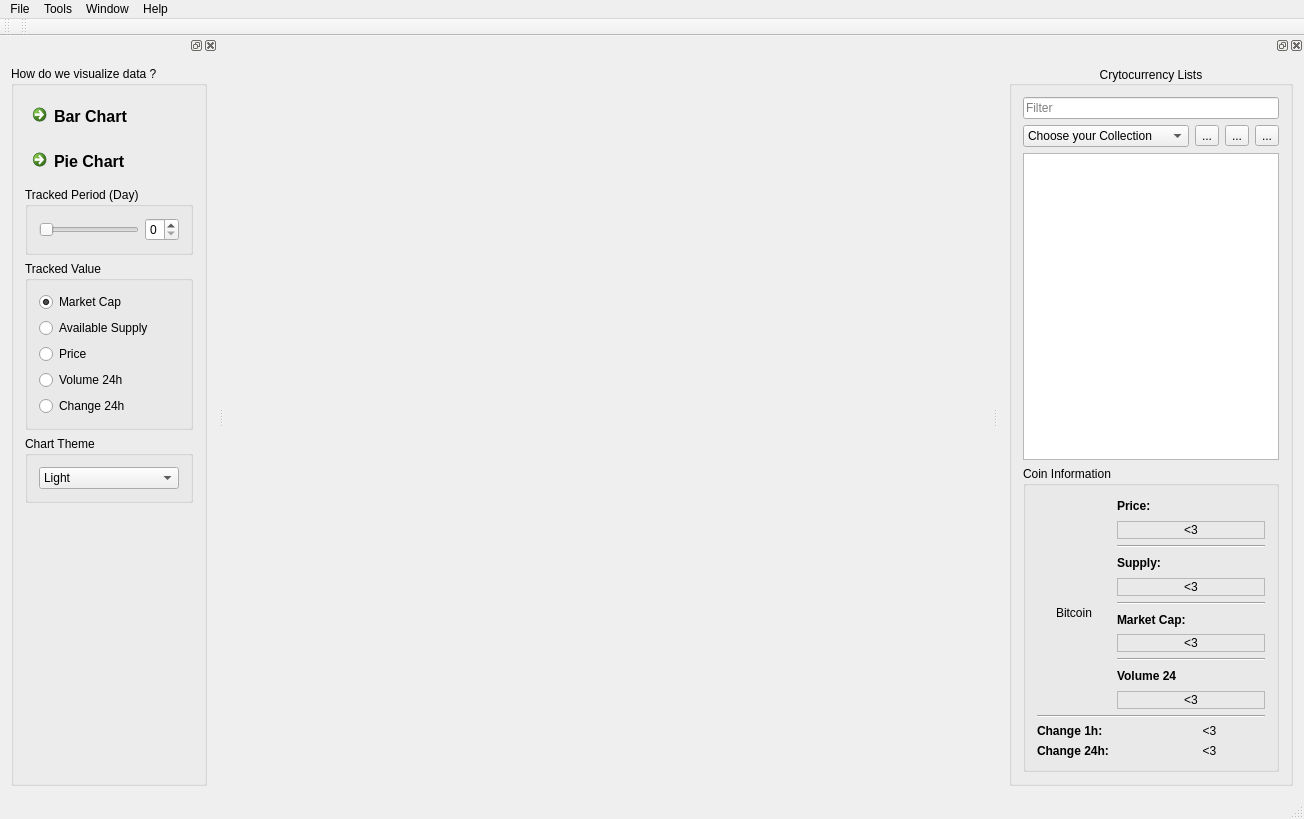
First picture: the form in mainwindow.ui, repository qtuancr261/CryptocurrencyVisualization, before the edit.
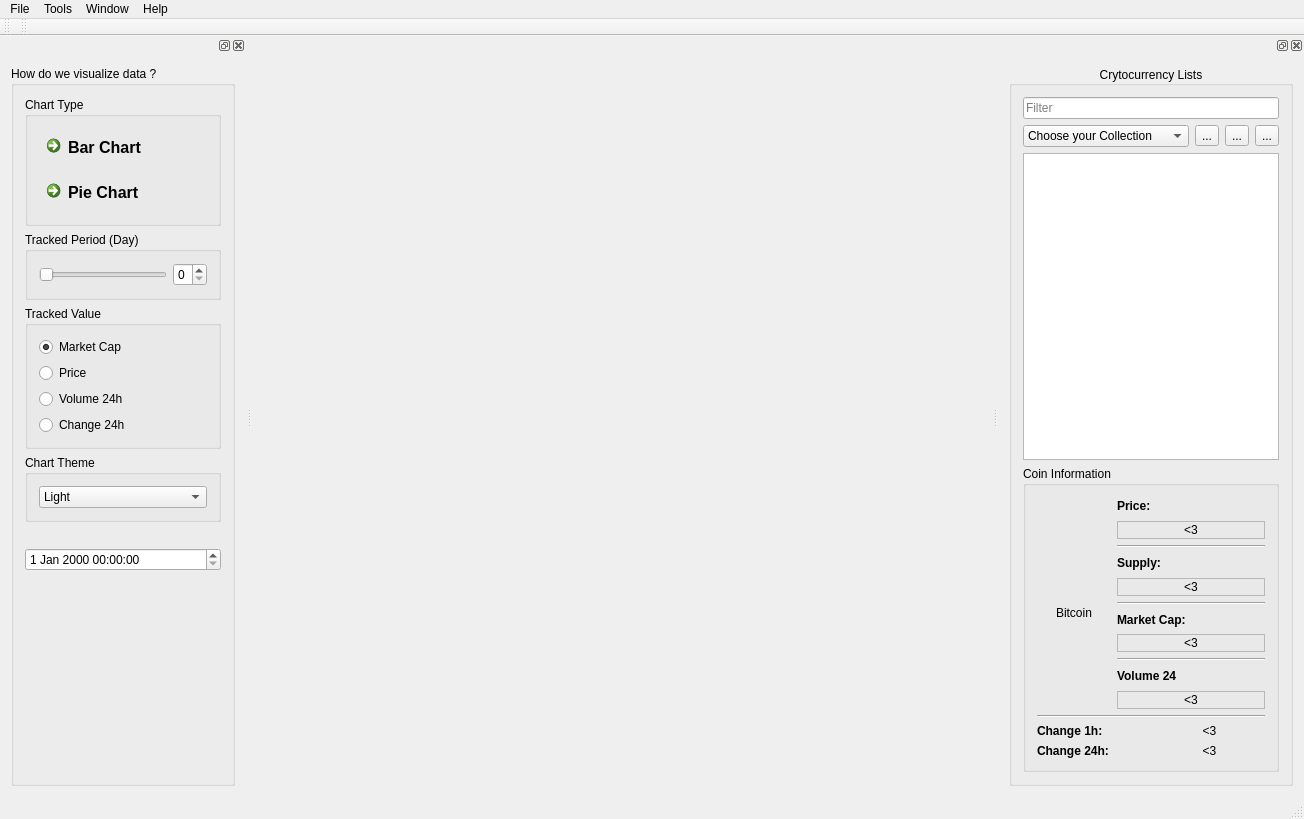
Second picture: the form after the edit. Icons and pictures are not drawn.

Commit message: update drawTrackingPieChart slot | autocompleter for filter line edit | .....

What changed in the file:
```diff
--- a/mainwindow.ui
+++ b/mainwindow.ui
@@ -75,6 +75,12 @@
        <property name="title">
         <string>How do we visualize data ?</string>
        </property>
+       <layout class="QVBoxLayout" name="verticalLayout_10">
+        <item>
+         <widget class="QGroupBox" name="groupBox_4">
+          <property name="title">
+           <string>Chart Type</string>
+          </property>
        <layout class="QVBoxLayout" name="verticalLayout_9">
         <item>
          <widget class="QCommandLinkButton" name="buttonShowBarChart">
@@ -112,6 +118,9 @@
           </property>
          </widget>
         </item>
+          </layout>
+         </widget>
+        </item>
         <item>
          <widget class="QGroupBox" name="groupBox_2">
           <property name="title">
@@ -154,13 +163,6 @@
              </property>
             </widget>
            </item>
-           <item>
-            <widget class="QRadioButton" name="radioButtonAvailableSupply">
-             <property name="text">
-              <string>Available Supply</string>
-             </property>
-            </widget>
-           </item>
            <item>
             <widget class="QRadioButton" name="radioButtonPrice">
              <property name="text">
@@ -238,6 +240,22 @@
           </layout>
          </widget>
         </item>
+        <item>
+         <widget class="QLabel" name="label">
+          <property name="text">
+           <string/>
+          </property>
+          <property name="pixmap">
+           <pixmap resource="qresource.qrc">:/ico/cryws.png</pixmap>
+          </property>
+          <property name="scaledContents">
+           <bool>true</bool>
+          </property>
+         </widget>
+        </item>
+        <item>
+         <widget class="QDateTimeEdit" name="dateTimeEdit"/>
+        </item>
         <item>
          <spacer name="verticalSpacer">
           <property name="orientation">
```
Left out of the diff: 7 changed lines with no effect on the pictures. Lines whose indentation alone changed are shown as unchanged. The commit also changes 2 other files.
